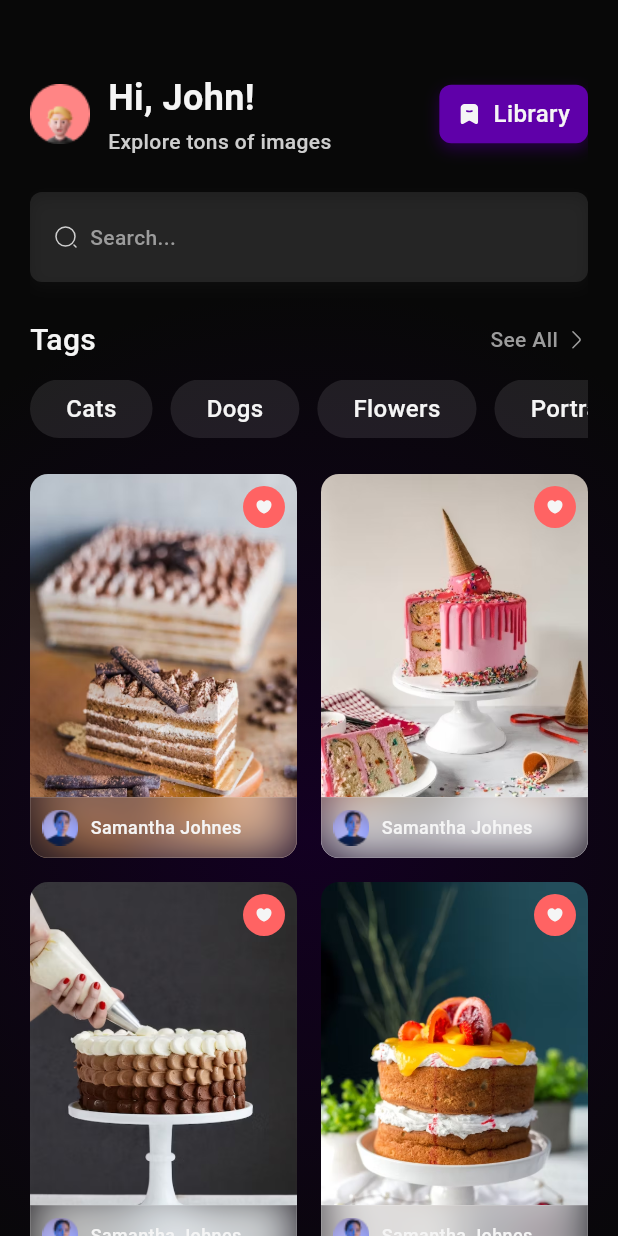
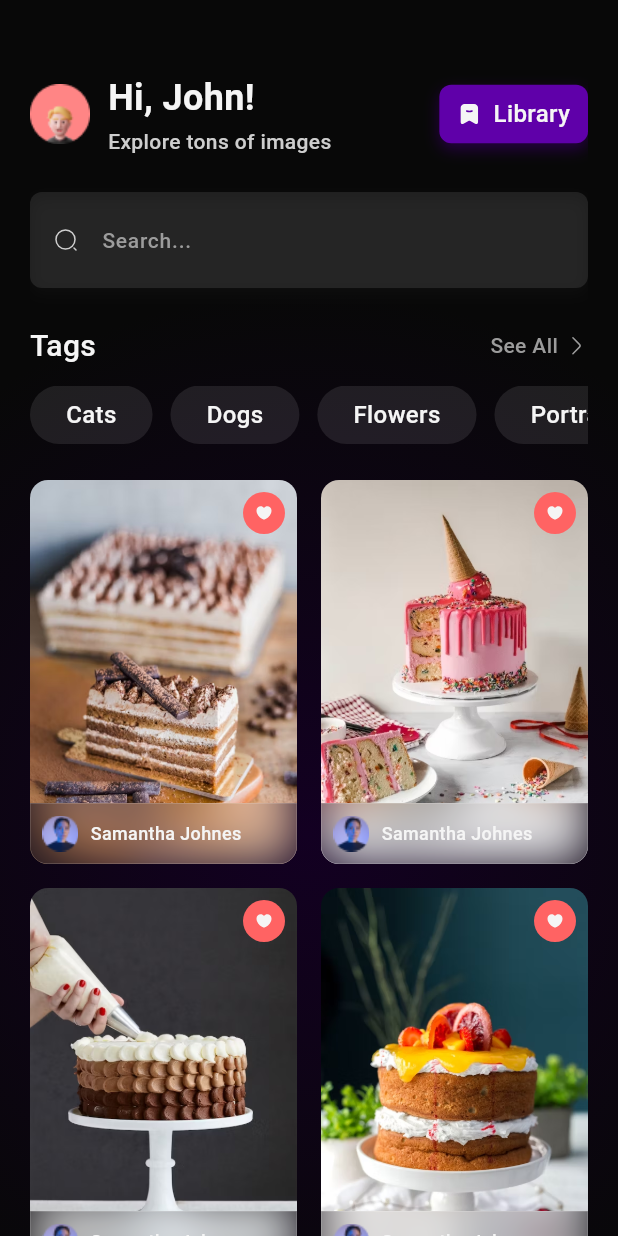
Before and after one commit to HoucemChhaidar/image-gallery-app, a Flutter app: the HomeScreen screen opened directly, on a phone screen of 412 x 824 dp. Run offline on Flutter 3.47's test engine with Material 3 defaults, Android fonts, the phone set to English and light mode, and no system bars; drawn by our look-alikes of glassmorphism_ui; our stand-ins replace flutter_svg; Roboto replaces fonts that are missing (SFProDisplay).

Commit message:
Changed search bar behaviour

```diff
--- a/lib/components/custom_search_bar.dart
+++ b/lib/components/custom_search_bar.dart
@@ -21,23 +21,22 @@ class CustomSearchBar extends StatelessWidget {
         ],
       ),
       child: Padding(
-        padding: const EdgeInsets.symmetric(
+        padding: EdgeInsets.symmetric(
           horizontal: 16.0,
           vertical: 20.0,
         ),
-        child: Row(
-          children: [
-            SvgPicture.asset(
+        child: TextField(
+          style: defaultText,
+          decoration: InputDecoration(
+            hintText: 'Search...',
+            hintStyle: inputPlaceholderText,
+            border: InputBorder.none,
+            icon: SvgPicture.asset(
               'assets/icons/search.svg',
             ),
-            SizedBox(
-              width: 8.0,
-            ),
-            Text(
-              'Search...',
-              style: inputPlaceholderText,
-            )
-          ],
+            isDense: true,
+            contentPadding: EdgeInsets.zero,
+          ),
         ),
       ),
     );
```
